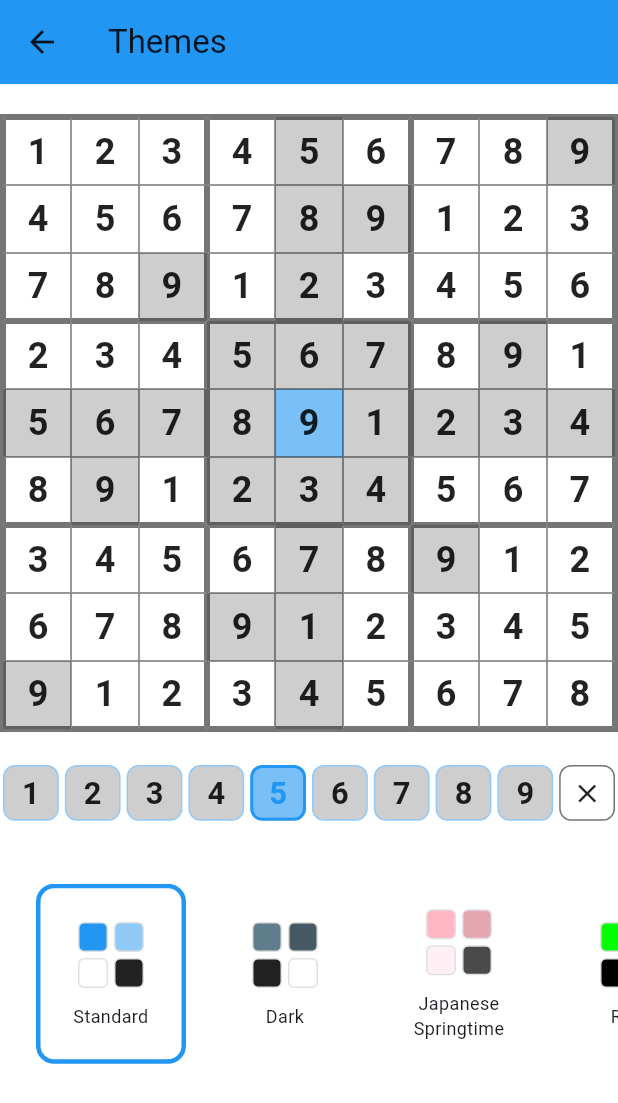
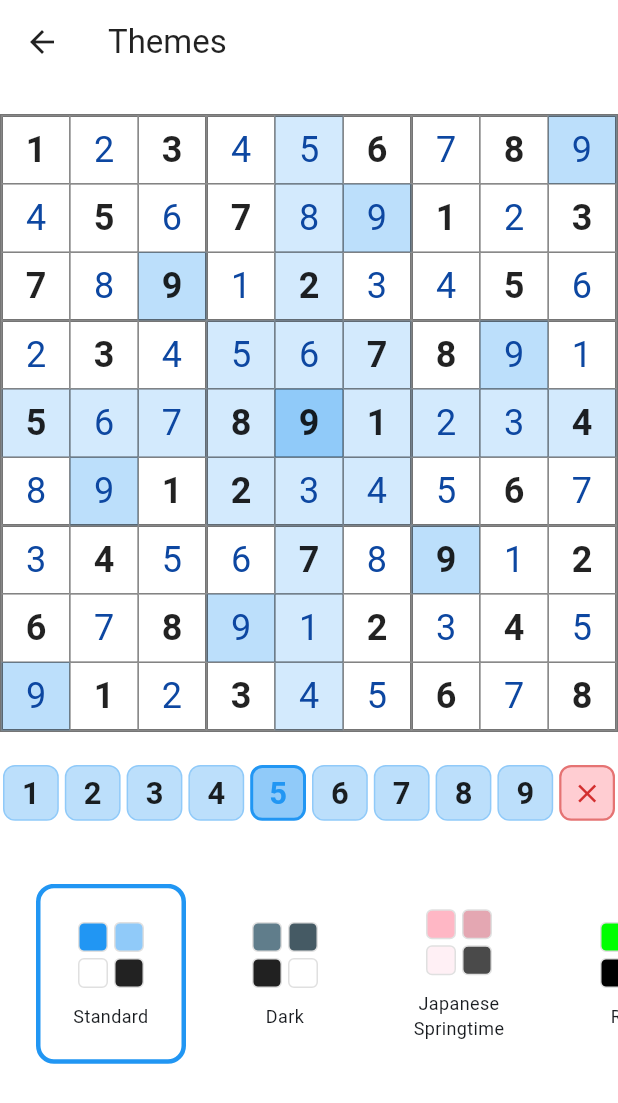
Before and after one commit to abregado/flutter_sudoku, a Flutter app: the ThemeScreen screen opened directly, on a phone screen of 412 x 824 dp. Shown: the top 1103 px of the screen. Run offline on Flutter 3.47's test engine with Material 3 defaults, Android fonts, the light colour scheme and no system bars; our stand-ins replace shared_preferences, wakelock_plus; accounts and stored records are empty.

Commit message:
themes even more

```diff
--- a/lib/models/theme_model.dart
+++ b/lib/models/theme_model.dart
@@ -8,8 +8,19 @@ class SudokuTheme {
   final Color gridLineColor;
   final Color selectedCellColor;
   final Color relatedCellColor;
+  final Color rowSquareHighlightColor;
   final Color textColor;
   final Color inputTextColor;
+  final Color topBarColor;
+  final Color topBarFontColor;
+  final Color iconButtonColor;
+  final Color greyedNumberInputBackgroundColor;
+  final Color greyedNumberInputTextColor;
+  final Color greyedNumberInputBorderColor;
+  final Color clearNumberInputButtonBackgroundColor;
+  final Color clearNumberInputButtonBorderColor;
+  final Color clearNumberInputButtonTextColor;
+  final double gridSquareBorderThickness;
   final String? backgroundImage;
 
   const SudokuTheme({
@@ -20,8 +31,19 @@ class SudokuTheme {
     required this.gridLineColor,
     required this.selectedCellColor,
     required this.relatedCellColor,
+    required this.rowSquareHighlightColor,
     required this.textColor,
     required this.inputTextColor,
+    required this.topBarColor,
+    required this.topBarFontColor,
+    required this.iconButtonColor,
+    required this.greyedNumberInputBackgroundColor,
+    required this.greyedNumberInputTextColor,
+    required this.greyedNumberInputBorderColor,
+    required this.clearNumberInputButtonBackgroundColor,
+    required this.clearNumberInputButtonBorderColor,
+    required this.clearNumberInputButtonTextColor,
+    this.gridSquareBorderThickness = 0.5,
     this.backgroundImage,
   });
 
@@ -32,10 +54,20 @@ class SudokuTheme {
     secondaryColor: Colors.blue.shade200,
     backgroundColor: Colors.white,
     gridLineColor: Colors.black54,
-    selectedCellColor: Colors.blue.withOpacity(0.6),
-    relatedCellColor: Colors.grey.withOpacity(0.5),
+    selectedCellColor: Colors.blue.withOpacity(0.5),
+    relatedCellColor: Colors.blue.withOpacity(0.3),
+    rowSquareHighlightColor: Colors.blue.withOpacity(0.2),
     textColor: Colors.black87,
     inputTextColor: Colors.blue.shade900,
+    topBarColor: Colors.transparent,
+    topBarFontColor: Colors.black87,
+    iconButtonColor: Colors.black87,
+    greyedNumberInputBackgroundColor: Color(0xFFF5F5F5),
+    greyedNumberInputTextColor: Color(0xFFBDBDBD),
+    greyedNumberInputBorderColor: Color(0xFFE0E0E0),
+    clearNumberInputButtonBackgroundColor: Colors.red.shade100,
+    clearNumberInputButtonBorderColor: Colors.red.shade300,
+    clearNumberInputButtonTextColor: Colors.red.shade700,
   );
 
   static final dark = SudokuTheme(
@@ -44,10 +76,20 @@ class SudokuTheme {
     secondaryColor: Colors.blueGrey.shade700,
     backgroundColor: Colors.grey.shade900,
     gridLineColor: Colors.white70,
-    selectedCellColor: Colors.blueGrey.withOpacity(0.6),
-    relatedCellColor: Colors.blueGrey.withOpacity(0.5),
+    selectedCellColor: Colors.blueGrey.withOpacity(0.5),
+    relatedCellColor: Colors.blueGrey.withOpacity(0.3),
+    rowSquareHighlightColor: Colors.blueGrey.withOpacity(0.2),
     textColor: Colors.white,
     inputTextColor: Colors.white,
+    topBarColor: Colors.transparent,
+    topBarFontColor: Colors.white,
+    iconButtonColor: Colors.white,
+    greyedNumberInputBackgroundColor: Color(0xFF2C2C2C),
+    greyedNumberInputTextColor: Color(0xFF666666),
+    greyedNumberInputBorderColor: Color(0xFF444444),
+    clearNumberInputButtonBackgroundColor: Color(0xFF5C1919),
+    clearNumberInputButtonBorderColor: Color(0xFF8C2626),
+    clearNumberInputButtonTextColor: Color(0xFFFF4D4D),
   );
 
   static final japaneseSpringtime = SudokuTheme(
@@ -56,10 +98,20 @@ class SudokuTheme {
     secondaryColor: Color(0xFFE4A7B2), // Darker sakura
     backgroundColor: Color(0xFFFFF0F5), // Very light pink
     gridLineColor: Color(0xFF4A4A4A),
-    selectedCellColor: Color(0xFFFFB7C5).withOpacity(0.6),
-    relatedCellColor: Color(0xFFFFB7C5).withOpacity(0.5),
+    selectedCellColor: Color(0xFFFFB7C5).withOpacity(0.5),
+    relatedCellColor: Color(0xFFFFB7C5).withOpacity(0.3),
+    rowSquareHighlightColor: Color(0xFFFFB7C5).withOpacity(0.2),
     textColor: Color(0xFF4A4A4A),
     inputTextColor: Color(0xFF4A4A4A),
+    topBarColor: Colors.transparent,
+    topBarFontColor: Color(0xFF4A4A4A),
+    iconButtonColor: Color(0xFF4A4A4A),
+    greyedNumberInputBackgroundColor: Color(0xFFF8E7EA),
+    greyedNumberInputTextColor: Color(0xFFBEA4A8),
+    greyedNumberInputBorderColor: Color(0xFFE5D1D4),
+    clearNumberInputButtonBackgroundColor: Color(0xFFFF6B6B),
+    clearNumberInputButtonBorderColor: Color(0xFFFF8787),
+    clearNumberInputButtonTextColor: Colors.white,
     backgroundImage: 'assets/images/sakura_bg.png',
   );
 
@@ -69,10 +121,20 @@ class SudokuTheme {
     secondaryColor: Color(0xFF008800), // Darker green
     backgroundColor: Colors.black,
     gridLineColor: Color(0xFF00FF00),
-    selectedCellColor: Color(0xFF00FF00).withOpacity(0.3),
-    relatedCellColor: Color(0xFF00FF00).withOpacity(0.1),
+    selectedCellColor: Color(0xFF00FF00).withOpacity(0.5),
+    relatedCellColor: Color(0xFF00FF00).withOpacity(0.3),
+    rowSquareHighlightColor: Color(0xFF00FF00).withOpacity(0.2),
     textColor: Color(0xFF00FF00),
     inputTextColor: Color(0xFF00FF00),
+    topBarColor: Colors.transparent,
+    topBarFontColor: Color(0xFF00FF00),
+    iconButtonColor: Color(0xFF00FF00),
+    greyedNumberInputBackgroundColor: Color(0xFF0A1A0A),
+    greyedNumberInputTextColor: Color(0xFF1A331A),
+    greyedNumberInputBorderColor: Color(0xFF143314),
+    clearNumberInputButtonBackgroundColor: Color(0xFF330000),
+    clearNumberInputButtonBorderColor: Color(0xFFFF0000),
+    clearNumberInputButtonTextColor: Color(0xFFFF0000),
   );
 
   static List<SudokuTheme> get allThemes => [
--- a/lib/ui/screens/game_screen.dart
+++ b/lib/ui/screens/game_screen.dart
@@ -101,14 +101,15 @@ class _GameScreenState extends State<GameScreen> with WidgetsBindingObserver {
         backgroundColor: Colors.transparent,
         appBar: AppBar(
           title: const Text('Sudoku'),
-          backgroundColor: currentTheme.primaryColor,
-          foregroundColor: currentTheme.textColor,
+          backgroundColor: currentTheme.topBarColor,
+          foregroundColor: currentTheme.topBarFontColor,
+          iconTheme: IconThemeData(color: currentTheme.iconButtonColor),
           actions: [
             if (const bool.fromEnvironment('dart.vm.product') == false)
               IconButton(
                 icon: Icon(
                   _showSolution ? Icons.visibility_off : Icons.visibility,
-                  color: _showSolution ? currentTheme.primaryColor : currentTheme.textColor,
+                  color: _showSolution ? currentTheme.primaryColor : currentTheme.iconButtonColor,
                 ),
                 onPressed: () {
                   setState(() {
--- a/lib/ui/screens/theme_screen.dart
+++ b/lib/ui/screens/theme_screen.dart
@@ -7,6 +7,19 @@ import '../widgets/sudoku_grid.dart';
 import '../widgets/number_input_row.dart';
 
 class ThemeScreen extends StatelessWidget {
+  // Static preview data to show both initial and player numbers
+  static const List<List<bool>> previewInitialCells = [
+    [true,  false, true,  false, false, true,  false, true,  false],
+    [false, true,  false, true,  false, false, true,  false, true],
+    [true,  false, true,  false, true,  false, false, true,  false],
+    [false, true,  false, false, false, true,  true,  false, false],
+    [true,  false, false, true,  true,  true,  false, false, true],
+    [false, false, true,  true,  false, false, false, true,  false],
+    [false, true,  false, false, true,  false, true,  false, true],
+    [true,  false, true,  false, false, true,  false, true,  false],
+    [false, true,  false, true,  false, false, true,  false, true],
+  ];
+
   const ThemeScreen({Key? key}) : super(key: key);
 
   @override
@@ -27,8 +40,8 @@ class ThemeScreen extends StatelessWidget {
             backgroundColor: Colors.transparent,
             appBar: AppBar(
               title: const Text('Themes'),
-              backgroundColor: currentTheme.primaryColor,
-              foregroundColor: currentTheme.textColor,
+              backgroundColor: currentTheme.topBarColor,
+              foregroundColor: currentTheme.topBarFontColor,
             ),
             body: Column(
               children: [
@@ -37,6 +50,7 @@ class ThemeScreen extends StatelessWidget {
                 const SudokuGrid(
                   isPreview: true,
                   showSolution: false,
+                  previewInitialCells: previewInitialCells,
                 ),
                 const SizedBox(height: 20),
                 // Number input row for preview
--- a/lib/ui/widgets/number_input_row.dart
+++ b/lib/ui/widgets/number_input_row.dart
@@ -52,14 +52,14 @@ class NumberInputRow extends StatelessWidget {
                 color: isSelected
                     ? currentTheme.selectedCellColor
                     : (shouldGrey
-                        ? currentTheme.backgroundColor
+                        ? currentTheme.greyedNumberInputBackgroundColor
                         : currentTheme.relatedCellColor),
                 borderRadius: BorderRadius.circular(8),
                 border: Border.all(
                   color: isSelected
                       ? currentTheme.primaryColor
                       : (shouldGrey
-                          ? currentTheme.gridLineColor
+                          ? currentTheme.greyedNumberInputBorderColor
                           : currentTheme.secondaryColor),
                   width: isSelected ? 2 : 1,
                 ),
@@ -72,7 +72,7 @@ class NumberInputRow extends StatelessWidget {
                     color: isSelected
                         ? currentTheme.primaryColor
                         : (shouldGrey
-                            ? currentTheme.gridLineColor
+                            ? currentTheme.greyedNumberInputTextColor
                             : currentTheme.textColor),
                     fontWeight: FontWeight.bold,
                   ),
@@ -95,17 +95,17 @@ class NumberInputRow extends StatelessWidget {
         child: Container(
           margin: const EdgeInsets.all(2),
           decoration: BoxDecoration(
-            color: currentTheme.backgroundColor,
+            color: currentTheme.clearNumberInputButtonBackgroundColor,
             borderRadius: BorderRadius.circular(8),
             border: Border.all(
-              color: currentTheme.gridLineColor,
-              width: 1,
+              color: currentTheme.clearNumberInputButtonBorderColor,
+              width: 1.5,
             ),
           ),
           child: Icon(
             Icons.clear,
             size: size * 0.5,
-            color: currentTheme.textColor,
+            color: currentTheme.clearNumberInputButtonTextColor,
           ),
         ),
       ),
--- a/lib/ui/widgets/sudoku_cell.dart
+++ b/lib/ui/widgets/sudoku_cell.dart
@@ -15,6 +15,7 @@ class SudokuCell extends StatelessWidget {
   final bool showBottomBorder;
   final bool showLeftBorder;
   final bool showRightBorder;
+  final double borderThickness;
   final VoidCallback? onTap;
 
   const SudokuCell({
@@ -30,6 +31,7 @@ class SudokuCell extends StatelessWidget {
     required this.showBottomBorder,
     required this.showLeftBorder,
     required this.showRightBorder,
+    required this.borderThickness,
     required this.onTap,
   });
 
@@ -44,19 +46,19 @@ class SudokuCell extends StatelessWidget {
           border: Border(
             top: BorderSide(
               color: currentTheme.gridLineColor,
-              width: showTopBorder ? 2.0 : 0.5,
+              width: showTopBorder ? borderThickness * 2 : borderThickness,
             ),
             bottom: BorderSide(
               color: currentTheme.gridLineColor,
-              width: showBottomBorder ? 2.0 : 0.5,
+              width: showBottomBorder ? borderThickness * 2 : borderThickness,
             ),
             left: BorderSide(
               color: currentTheme.gridLineColor,
-              width: showLeftBorder ? 2.0 : 0.5,
+              width: showLeftBorder ? borderThickness * 2 : borderThickness,
             ),
             right: BorderSide(
               color: currentTheme.gridLineColor,
-              width: showRightBorder ? 2.0 : 0.5,
+              width: showRightBorder ? borderThickness * 2 : borderThickness,
             ),
           ),
         ),
@@ -97,7 +99,7 @@ class SudokuCell extends StatelessWidget {
       return currentTheme.relatedCellColor;
     }
     if (isHighlighted && settings.showRowSquareHighlighting) {
-      return currentTheme.relatedCellColor;
+      return currentTheme.rowSquareHighlightColor;
     }
     return Colors.transparent;
   }
--- a/lib/ui/widgets/sudoku_grid.dart
+++ b/lib/ui/widgets/sudoku_grid.dart
@@ -7,11 +7,13 @@ import 'sudoku_cell.dart';
 class SudokuGrid extends StatelessWidget {
   final bool showSolution;
   final bool isPreview;
+  final List<List<bool>>? previewInitialCells;
 
   const SudokuGrid({
     super.key,
     this.showSolution = false,
     this.isPreview = false,
+    this.previewInitialCells,
   });
 
   @override
@@ -27,7 +29,7 @@ class SudokuGrid extends StatelessWidget {
               color: currentTheme.backgroundColor,
               border: Border.all(
                 color: currentTheme.gridLineColor,
-                width: 2.0,
+                width: currentTheme.gridSquareBorderThickness * 2,
               ),
             ),
             child: GridView.builder(
@@ -51,10 +53,13 @@ class SudokuGrid extends StatelessWidget {
 
   Widget _buildCell(BuildContext context, int row, int col) {
     final gameState = context.watch<GameState>();
+    final currentTheme = context.watch<ThemeProvider>().currentTheme;
     final value = isPreview
         ? ((row * 3 + row ~/ 3 + col) % 9 + 1)
         : gameState.grid[row][col];
-    final isInitial = isPreview ? true : gameState.initialCells[row][col];
+    final isInitial = isPreview
+        ? (previewInitialCells?[row][col] ?? true)
+        : gameState.initialCells[row][col];
     final isSelected = isPreview
         ? (row == 4 && col == 4)
         : (gameState.selectedRow == row && gameState.selectedCol == col);
@@ -83,6 +88,7 @@ class SudokuGrid extends StatelessWidget {
       showBottomBorder: row % 3 == 2,
       showLeftBorder: col % 3 == 0,
       showRightBorder: col % 3 == 2,
+      borderThickness: currentTheme.gridSquareBorderThickness,
       onTap: isPreview ? null : () => gameState.selectCell(row, col),
     );
   }
```
Also changed, not shown: assets/images/sakura_bg.png.
